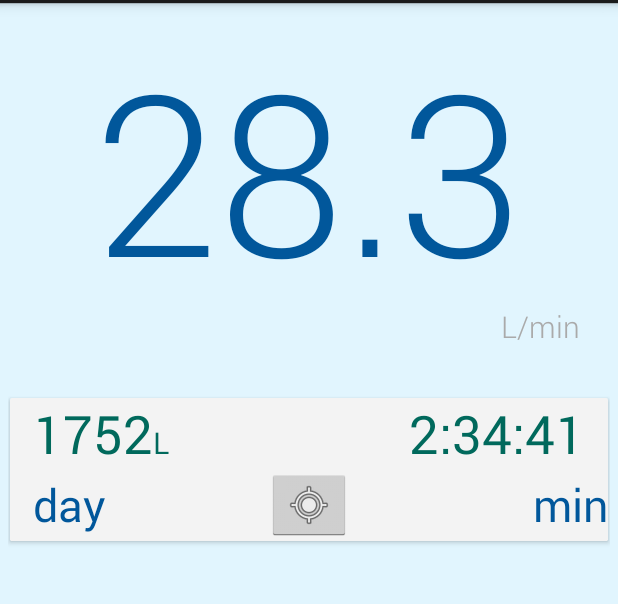
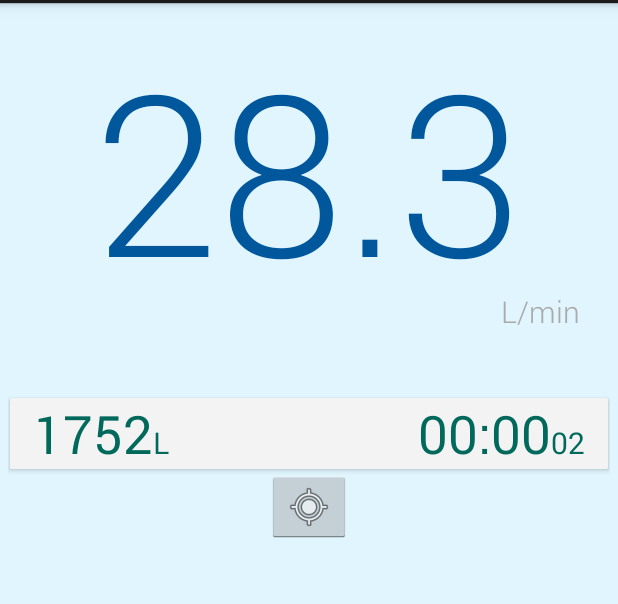
Before and after one commit to awdal/hackath2on, an Android app: the fragment MainFragment shown on its own in the app's theme, after a tap on "28.3", on a phone screen of 412 x 824 dp, the part 69-673 px from its top. Run offline under Robolectric (Android 15) with nearby library versions, the phone set to English and light mode, and no system bars.

Commit message:
Counter ready

```diff
--- a/HacktH2On/app/src/main/java/awdal/com/hackath2on/mainfragments/MainFragment.java
+++ b/HacktH2On/app/src/main/java/awdal/com/hackath2on/mainfragments/MainFragment.java
@@ -13,7 +13,7 @@ import awdal.com.hackath2on.otherfragments.CounterFragment;
 
 import awdal.com.hackath2on.R;
 
-public class MainFragment extends Fragment {
+public class MainFragment extends Fragment implements CounterFragment.LiterCounterInteface{
 
     public static MainFragment newInstance() {
         MainFragment fragment = new MainFragment();
@@ -51,4 +51,9 @@ public class MainFragment extends Fragment {
 
         return v;
     }
+
+    @Override
+    public float getLiterPerMinut() {
+        return 0;
+    }
 }
--- a/HacktH2On/app/src/main/java/awdal/com/hackath2on/otherfragments/CounterFragment.java
+++ b/HacktH2On/app/src/main/java/awdal/com/hackath2on/otherfragments/CounterFragment.java
@@ -10,13 +10,25 @@ import android.view.View;
 import android.view.ViewGroup;
 import android.widget.LinearLayout;
 import android.widget.RelativeLayout;
+import android.widget.TextView;
+
+import java.util.Timer;
+import java.util.TimerTask;
 
 import awdal.com.hackath2on.R;
 
 public class CounterFragment extends Fragment {
 
 
+    public interface LiterCounterInteface {
+        public float getLiterPerMinut();
+    }
+
     private RelativeLayout counterLayout;
+    private int count;
+    private Timer T;
+    private TextView counterView1, counterView2;
+    private boolean isRunning;
 
     public static CounterFragment newInstance(String param1, String param2) {
         CounterFragment fragment = new CounterFragment();
@@ -31,6 +43,8 @@ public class CounterFragment extends Fragment {
         // Required empty public constructor
     }
 
+
+
     @Override
     public View onCreateView(LayoutInflater inflater, ViewGroup container,
                              Bundle savedInstanceState) {
@@ -38,14 +52,78 @@ public class CounterFragment extends Fragment {
         View v = inflater.inflate(R.layout.fragment_counter, container, false);
 
         counterLayout = (RelativeLayout) v.findViewById(R.id.counterlayout);
+        counterView1 = (TextView) v.findViewById(R.id.counterview1);
+        counterView2 = (TextView) v.findViewById(R.id.counterview2);
+
+        counterLayout.setOnClickListener(new View.OnClickListener() {
+            @Override
+            public void onClick(View v) {
+                if(T != null)
+                    T.cancel();
+
+                //TODO: Register
+                count = 0;
+                counterLayout.setVisibility(View.GONE);
+            }
+        });
         return v;
     }
 
+
+    private String[] secondsToString(int pTime) {
+        final int hour = pTime/3600;
+        final int min = (pTime%3600)/60;
+        final int sec = pTime%60;
+
+        final String strHour = placeZeroIfNeeded(hour);
+        final String strMin = placeZeroIfNeeded(min);
+        final String strSec = placeZeroIfNeeded(sec);
+
+        return new String[]{strHour, strMin, strSec};
+    }
+
+    private String placeZeroIfNeeded(int number) {
+        return (number >=10)? Integer.toString(number):String.format("0%s",Integer.toString(number));
+    }
+
+
+
     public void startOrStopCounter() {
+
+        TimerTask task = new TimerTask() {
+            @Override
+            public void run() {
+                getActivity().runOnUiThread(new Runnable() {
+                    @Override
+                    public void run() {
+                        String[] time = secondsToString(count);
+                        counterView1.setText(String.format("%s:%s",time[0], time[1]));
+                        counterView2.setText(String.format("%s",time[2]));
+                        count++;
+                    }
+                });
+            }
+        };
+
         if(counterLayout.getVisibility() == LinearLayout.GONE) {
             counterLayout.setVisibility(LinearLayout.VISIBLE);
+            if(T!=null)
+                T.cancel();
+            T=new Timer();
+            count = 0;
+            String[] time = secondsToString(count);
+            counterView1.setText(String.format("%s:%s",time[0], time[1]));
+            counterView2.setText(String.format("%s",time[2]));
+            isRunning = true;
+            T.scheduleAtFixedRate(task, 0, 1000);
         } else {
-           //TODO: stop counter
+            if(isRunning) {
+                T.cancel();
+            }else {
+                T = new Timer();
+                T.scheduleAtFixedRate(task, 0, 1000);
+            }
+            isRunning = !isRunning;
         }
     }
 }
--- a/HacktH2On/app/src/main/res/layout/fragment_counter.xml
+++ b/HacktH2On/app/src/main/res/layout/fragment_counter.xml
@@ -31,52 +31,27 @@
             android:textSize="20dp"
             android:textColor="@color/verd"/>
 
+
         <awdal.com.hackath2on.customviews.CustomTextViewRegular
+            android:id="@+id/counterview1"
+            android:layout_width="wrap_content"
+            android:layout_height="wrap_content"
+            android:layout_toLeftOf="@+id/counterview2"
+
+            android:layout_centerVertical="true"
+            android:textSize="35dp"
+            android:textColor="@color/verd"/>
+
+        <awdal.com.hackath2on.customviews.CustomTextViewRegular
+            android:id="@+id/counterview2"
             android:layout_width="wrap_content"
             android:layout_height="wrap_content"
             android:layout_alignParentRight="true"
-            android:layout_centerVertical="true"
+            android:layout_alignBaseline="@+id/counterview1"
             android:layout_marginRight="15dp"
-            android:text="2:34:41"
-            android:textSize="35dp"
+            android:textSize="20dp"
             android:textColor="@color/verd"/>
     </RelativeLayout>
 
-    <RelativeLayout
-        android:layout_width="wrap_content"
-        android:layout_height="wrap_content">
-
-        <awdal.com.hackath2on.customviews.CustomTextViewRegular
-            android:id="@+id/day_label"
-            android:layout_width="wrap_content"
-            android:layout_height="wrap_content"
-            android:layout_gravity="center"
-            android:layout_marginLeft="15dp"
-            android:layout_centerVertical="true"
-            android:text="day"
-            android:textSize="30dp"
-            android:textColor="@color/blau"/>
-
-        <ImageButton
-            android:layout_width="wrap_content"
-            android:layout_height="wrap_content"
-            android:layout_centerInParent="true"
-            android:src="@android:drawable/ic_menu_mylocation"/>
-
-        <awdal.com.hackath2on.customviews.CustomTextViewRegular
-            android:id="@+id/min_label"
-            android:layout_width="wrap_content"
-            android:layout_height="wrap_content"
-            android:layout_gravity="center"
-            android:layout_marginRight="15dp"
-            android:layout_alignParentRight="true"
-            android:layout_centerVertical="true"
-            android:text="min"
-            android:textSize="30dp"
-            android:textColor="@color/blau"/>
-
-
-
-    </RelativeLayout>
 
 </LinearLayout>
--- a/HacktH2On/app/src/main/res/layout/fragment_main.xml
+++ b/HacktH2On/app/src/main/res/layout/fragment_main.xml
@@ -26,7 +26,7 @@
         android:layout_height="250dp"
         android:layout_alignParentRight="true"
         android:layout_below="@+id/litres_minut"
-        android:layout_marginTop="-60dp"
+        android:layout_marginTop="-70dp"
         android:paddingRight="20dp"
         android:textSize="20dp"
         android:textColor="@android:color/darker_gray"
@@ -44,6 +44,13 @@
         card_view:cardCornerRadius="1dp">
     </android.support.v7.widget.CardView>
 
+    <ImageButton
+        android:layout_width="wrap_content"
+        android:layout_height="wrap_content"
+        android:layout_below="@+id/card_view"
+        android:layout_centerHorizontal="true"
+        android:src="@android:drawable/ic_menu_mylocation"/>
+
 
 
 
```
